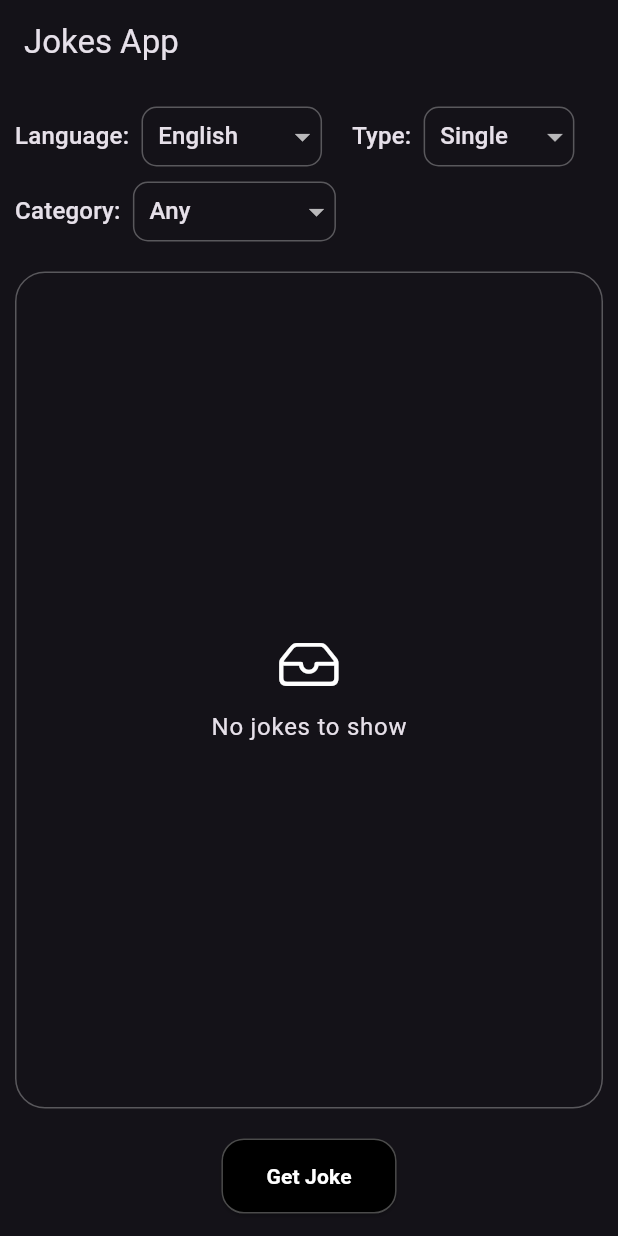
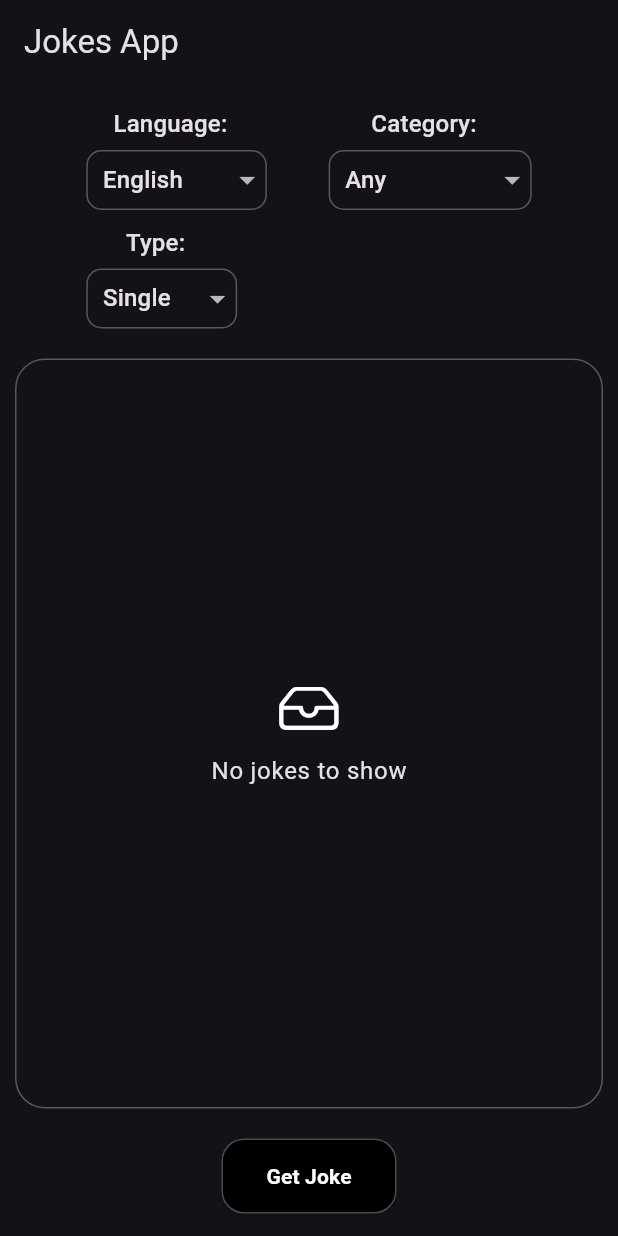
Before and after one commit to jesuspedge/jokes_state_management_flutter_app, a Flutter app: the screen it shows after launch, on a phone screen of 412 x 824 dp. Run offline on Flutter 3.47's test engine with Material 3 defaults, Android fonts, the phone set to English and light mode, and no system bars; our stand-ins replace dio.

Commit message:
:adhesive_bandage: fix(home): wrap filters widgets

```diff
--- a/lib/home_page.dart
+++ b/lib/home_page.dart
@@ -46,6 +46,7 @@ class _HomePageState extends State<HomePage> {
   @override
   Widget build(BuildContext context) {
     final textStyle = Theme.of(context).textTheme.titleMedium;
+    final size = MediaQuery.of(context).size;
 
     return Scaffold(
       appBar: AppBar(
@@ -55,9 +56,14 @@ class _HomePageState extends State<HomePage> {
         child: Padding(
           padding: const EdgeInsets.symmetric(vertical: 15, horizontal: 10),
           child: Column(
+            spacing: 20,
             children: [
-              SingleChildScrollView(
-                child: Row(
+              Wrap(
+                spacing: size.width * 0.1,
+                runSpacing: 10,
+                children: [
+                  Column(
+                    spacing: 5,
                     children: [
                       Text('Language:  ', style: textStyle),
                       LanguageFilter(
@@ -66,19 +72,10 @@ class _HomePageState extends State<HomePage> {
                           () => _language = newValue ?? JokeLanguage.en,
                         ),
                       ),
-                    const SizedBox(width: 20),
-                    Text('Type:  ', style: textStyle),
-                    TypeFilter(
-                      value: _type,
-                      onChanged: (newValue) =>
-                          setState(() => _type = newValue ?? JokeType.single),
-                    ),
                     ],
                   ),
-              ),
-              const SizedBox(height: 10),
-              SingleChildScrollView(
-                child: Row(
+                  Column(
+                    spacing: 5,
                     children: [
                       Text('Category:  ', style: textStyle),
                       CategoryFilter(
@@ -89,12 +86,23 @@ class _HomePageState extends State<HomePage> {
                       ),
                     ],
                   ),
+                  Column(
+                    spacing: 5,
+                    children: [
+                      Text('Type:  ', style: textStyle),
+                      TypeFilter(
+                        value: _type,
+                        onChanged: (newValue) =>
+                            setState(() => _type = newValue ?? JokeType.single),
                       ),
-              const SizedBox(height: 20),
+                    ],
+                  ),
+
+                ],
+              ),
               JokesContainer(
                 child: childJokesContainer,
               ),
-              const SizedBox(height: 20),
               GetJokeButton(
                 onPressed: _getJoke,
               ),
```
Lines whose indentation alone changed are shown as unchanged.
